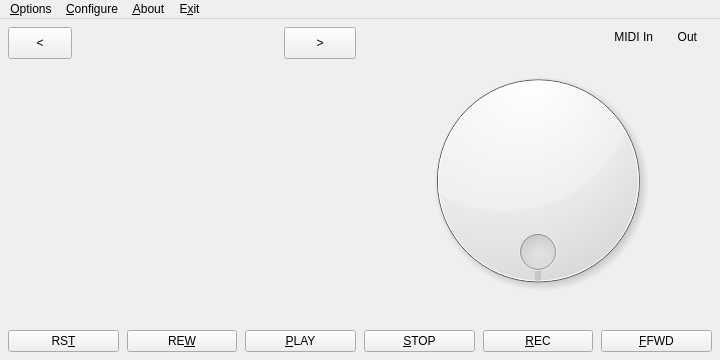
This is src/qmidictlMainForm.ui in rncbc/qmidictl as Qt 5 draws it before an edit. The edited form follows.
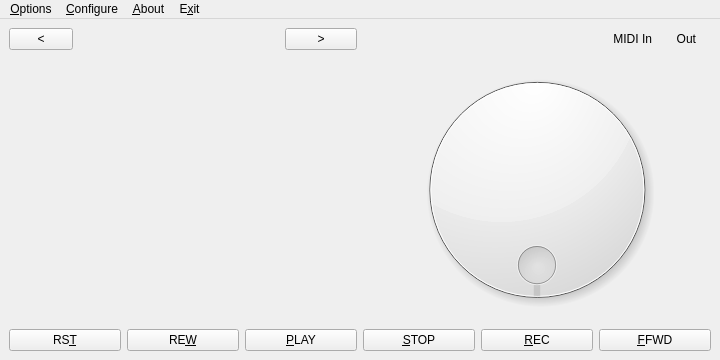
This is the edited form. Icons and pictures are not drawn. Custom widgets are drawn as their Qt base class.

Commit message: - Fixed all mixer strips for a larger width on main layout (again).

Diff of the .ui file:
```diff
--- a/src/qmidictlMainForm.ui
+++ b/src/qmidictlMainForm.ui
@@ -38,91 +38,23 @@
   </property>
   <widget class="QWidget" name="MainCentralWidget">
    <layout class="QVBoxLayout" name="MainCentralLayout">
-    <property name="spacing">
-     <number>8</number>
-    </property>
-    <property name="margin">
-     <number>0</number>
-    </property>
     <item>
+     <layout class="QGridLayout">
+      <item row="0" column="1">
      <layout class="QHBoxLayout">
       <property name="spacing">
        <number>8</number>
       </property>
-      <property name="margin">
-       <number>8</number>
-      </property>
-      <item>
-       <layout class="QVBoxLayout">
-        <item>
-         <layout class="QHBoxLayout">
-          <item>
-           <widget class="QPushButton" name="prevStripPageButton">
-            <property name="maximumSize">
-             <size>
-              <width>64</width>
-              <height>32</height>
-             </size>
-            </property>
-            <property name="text">
-             <string>&lt;</string>
-            </property>
-           </widget>
-          </item>
-          <item>
-           <spacer>
-            <property name="orientation">
-             <enum>Qt::Horizontal</enum>
-            </property>
-            <property name="sizeHint">
-             <size>
-              <width>40</width>
-              <height>20</height>
-             </size>
-            </property>
-           </spacer>
-          </item>
-          <item>
-           <widget class="QPushButton" name="nextStripPageButton">
-            <property name="maximumSize">
-             <size>
-              <width>72</width>
-              <height>32</height>
-             </size>
-            </property>
-            <property name="text">
-             <string>&gt;</string>
-            </property>
-           </widget>
-          </item>
-         </layout>
-        </item>
-        <item>
-         <layout class="QHBoxLayout">
-          <item>
-           <widget class="qmidictlMixerStrip" name="strip1" native="true"/>
-          </item>
-          <item>
-           <widget class="qmidictlMixerStrip" name="strip2" native="true"/>
-          </item>
-          <item>
-           <widget class="qmidictlMixerStrip" name="strip3" native="true"/>
-          </item>
-          <item>
-           <widget class="qmidictlMixerStrip" name="strip4" native="true"/>
-          </item>
-         </layout>
-        </item>
-       </layout>
-      </item>
-      <item>
-       <layout class="QVBoxLayout">
-        <item>
-         <layout class="QHBoxLayout">
-          <property name="spacing">
-           <number>8</number>
-          </property>
-          <property name="margin">
+        <property name="leftMargin">
+         <number>0</number>
+        </property>
+        <property name="topMargin">
+         <number>0</number>
+        </property>
+        <property name="rightMargin">
+         <number>0</number>
+        </property>
+        <property name="bottomMargin">
            <number>0</number>
           </property>
           <item>
@@ -144,7 +76,7 @@
              <string>MIDI In</string>
             </property>
             <property name="alignment">
-             <set>Qt::AlignRight|Qt::AlignVCenter</set>
+           <set>Qt::AlignRight|Qt::AlignTrailing|Qt::AlignVCenter</set>
             </property>
            </widget>
           </item>
@@ -161,7 +93,7 @@
              <string>Out</string>
             </property>
             <property name="alignment">
-             <set>Qt::AlignRight|Qt::AlignVCenter</set>
+           <set>Qt::AlignRight|Qt::AlignTrailing|Qt::AlignVCenter</set>
             </property>
            </widget>
           </item>
@@ -174,7 +106,23 @@
           </item>
          </layout>
         </item>
+      <item row="1" column="0">
+       <layout class="QHBoxLayout">
         <item>
+         <widget class="qmidictlMixerStrip" name="strip1" native="true"/>
+        </item>
+        <item>
+         <widget class="qmidictlMixerStrip" name="strip2" native="true"/>
+        </item>
+        <item>
+         <widget class="qmidictlMixerStrip" name="strip3" native="true"/>
+        </item>
+        <item>
+         <widget class="qmidictlMixerStrip" name="strip4" native="true"/>
+        </item>
+       </layout>
+      </item>
+      <item row="1" column="1">
          <widget class="QDial" name="jogWheelDial">
           <property name="sizePolicy">
            <sizepolicy hsizetype="Expanding" vsizetype="Expanding">
@@ -193,18 +141,8 @@
           </property>
          </widget>
         </item>
-       </layout>
-      </item>
-     </layout>
-    </item>
-    <item>
+      <item row="2" column="0" colspan="2">
      <layout class="QHBoxLayout">
-      <property name="spacing">
-       <number>8</number>
-      </property>
-      <property name="margin">
-       <number>8</number>
-      </property>
       <item>
        <widget class="QPushButton" name="resetButton">
         <property name="text">
@@ -279,6 +217,51 @@
       </item>
      </layout>
     </item>
+      <item row="0" column="0">
+       <layout class="QHBoxLayout">
+        <item>
+         <widget class="QPushButton" name="prevStripPageButton">
+          <property name="maximumSize">
+           <size>
+            <width>64</width>
+            <height>32</height>
+           </size>
+          </property>
+          <property name="text">
+           <string>&lt;</string>
+          </property>
+         </widget>
+        </item>
+        <item>
+         <spacer>
+          <property name="orientation">
+           <enum>Qt::Horizontal</enum>
+          </property>
+          <property name="sizeHint" stdset="0">
+           <size>
+            <width>40</width>
+            <height>20</height>
+           </size>
+          </property>
+         </spacer>
+        </item>
+        <item>
+         <widget class="QPushButton" name="nextStripPageButton">
+          <property name="maximumSize">
+           <size>
+            <width>72</width>
+            <height>32</height>
+           </size>
+          </property>
+          <property name="text">
+           <string>&gt;</string>
+          </property>
+         </widget>
+        </item>
+       </layout>
+      </item>
+     </layout>
+    </item>
    </layout>
   </widget>
   <widget class="QMenuBar" name="MainMenuBar">
```
Left out of the diff: 4 changed lines with no effect on the pictures. Lines whose indentation alone changed are shown as unchanged. The commit also changes 3 other files.
